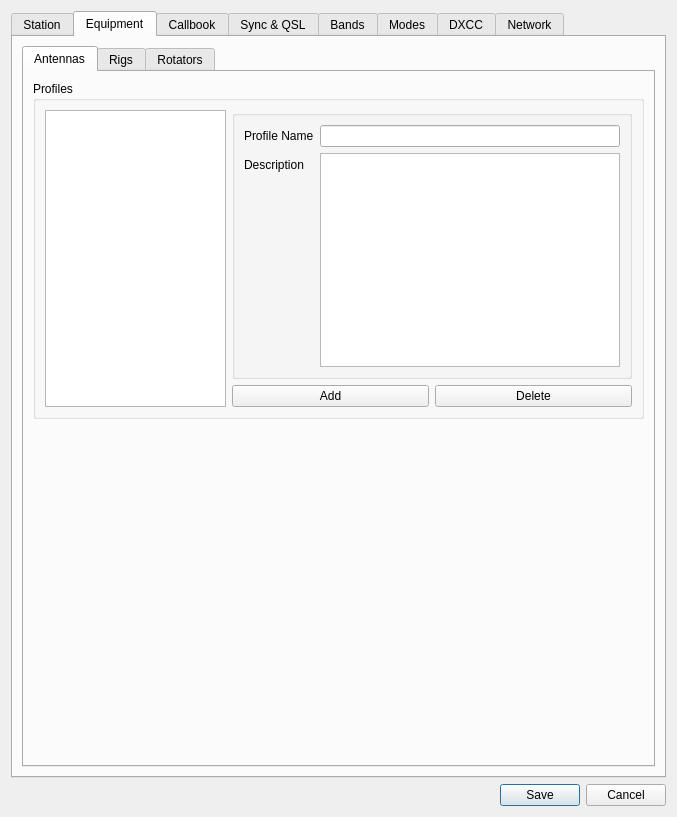
This is ui/SettingsDialog.ui in k5mcd/QLog as Qt 5 draws it before an edit. The edited form follows.
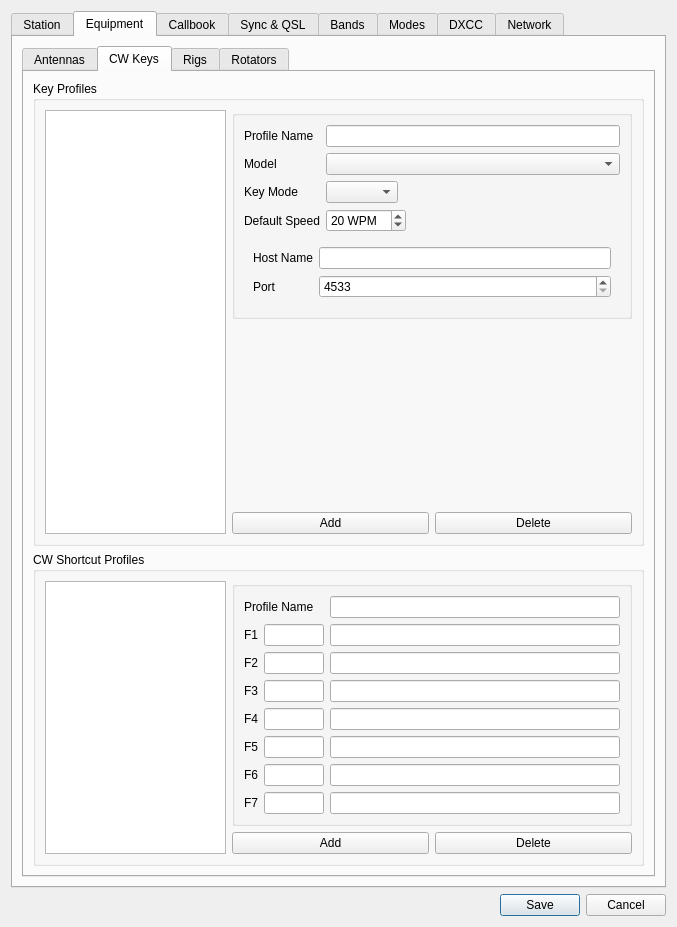
This is the edited form. The open tabs and pages were chosen to show the change. Icons and pictures are not drawn.

Patch:
```diff
--- a/ui/SettingsDialog.ui
+++ b/ui/SettingsDialog.ui
@@ -7,7 +7,7 @@
     <x>0</x>
     <y>0</y>
     <width>677</width>
-    <height>817</height>
+    <height>927</height>
    </rect>
   </property>
   <property name="windowTitle">
@@ -268,7 +268,7 @@
        <item>
         <widget class="QTabWidget" name="equipmentTabWidget">
          <property name="currentIndex">
-          <number>0</number>
+          <number>1</number>
          </property>
          <widget class="QWidget" name="antennasTab">
           <attribute name="title">
@@ -372,6 +372,754 @@
            </item>
           </layout>
          </widget>
+         <widget class="QWidget" name="cwTab">
+          <attribute name="title">
+           <string>CW Keys</string>
+          </attribute>
+          <layout class="QVBoxLayout" name="verticalLayout_8">
+           <item>
+            <widget class="QGroupBox" name="cwProfileGroup">
+             <property name="title">
+              <string>Key Profiles</string>
+             </property>
+             <layout class="QGridLayout" name="gridLayout_8">
+              <item row="0" column="0" rowspan="3">
+               <widget class="QListView" name="cwProfilesListView">
+                <property name="focusPolicy">
+                 <enum>Qt::NoFocus</enum>
+                </property>
+                <property name="contextMenuPolicy">
+                 <enum>Qt::NoContextMenu</enum>
+                </property>
+                <property name="toolTip">
+                 <string>List of all available CW Keys</string>
+                </property>
+                <property name="editTriggers">
+                 <set>QAbstractItemView::NoEditTriggers</set>
+                </property>
+               </widget>
+              </item>
+              <item row="2" column="1">
+               <widget class="QPushButton" name="cwAddProfileButton">
+                <property name="text">
+                 <string>Add</string>
+                </property>
+               </widget>
+              </item>
+              <item row="2" column="2">
+               <widget class="QPushButton" name="cwDelProfileButton">
+                <property name="text">
+                 <string>Delete</string>
+                </property>
+               </widget>
+              </item>
+              <item row="0" column="1" colspan="2">
+               <widget class="QGroupBox" name="cwProfileGroup_2">
+                <property name="minimumSize">
+                 <size>
+                  <width>400</width>
+                  <height>0</height>
+                 </size>
+                </property>
+                <property name="title">
+                 <string/>
+                </property>
+                <property name="flat">
+                 <bool>false</bool>
+                </property>
+                <layout class="QFormLayout" name="formLayout_21">
+                 <item row="0" column="0">
+                  <widget class="QLabel" name="cwProfileNameLabel">
+                   <property name="text">
+                    <string>Profile Name</string>
+                   </property>
+                  </widget>
+                 </item>
+                 <item row="0" column="1">
+                  <widget class="QLineEdit" name="cwProfileNameEdit">
+                   <property name="toolTip">
+                    <string/>
+                   </property>
+                   <property name="maxLength">
+                    <number>25</number>
+                   </property>
+                  </widget>
+                 </item>
+                 <item row="1" column="0">
+                  <widget class="QLabel" name="cwModelLabel">
+                   <property name="text">
+                    <string>Model</string>
+                   </property>
+                  </widget>
+                 </item>
+                 <item row="1" column="1">
+                  <widget class="QComboBox" name="cwModelSelect"/>
+                 </item>
+                 <item row="2" column="0">
+                  <widget class="QLabel" name="label_3">
+                   <property name="text">
+                    <string>Key Mode</string>
+                   </property>
+                  </widget>
+                 </item>
+                 <item row="2" column="1">
+                  <widget class="QComboBox" name="cwKeyModeSelect">
+                   <property name="sizePolicy">
+                    <sizepolicy hsizetype="Maximum" vsizetype="Fixed">
+                     <horstretch>0</horstretch>
+                     <verstretch>0</verstretch>
+                    </sizepolicy>
+                   </property>
+                  </widget>
+                 </item>
+                 <item row="3" column="0">
+                  <widget class="QLabel" name="label_4">
+                   <property name="text">
+                    <string>Default Speed</string>
+                   </property>
+                  </widget>
+                 </item>
+                 <item row="3" column="1">
+                  <widget class="QSpinBox" name="cwDefaulSpeed">
+                   <property name="sizePolicy">
+                    <sizepolicy hsizetype="Maximum" vsizetype="Fixed">
+                     <horstretch>0</horstretch>
+                     <verstretch>0</verstretch>
+                    </sizepolicy>
+                   </property>
+                   <property name="suffix">
+                    <string> WPM</string>
+                   </property>
+                   <property name="minimum">
+                    <number>1</number>
+                   </property>
+                   <property name="maximum">
+                    <number>999</number>
+                   </property>
+                   <property name="value">
+                    <number>20</number>
+                   </property>
+                  </widget>
+                 </item>
+                 <item row="5" column="0" colspan="2">
+                  <widget class="QStackedWidget" name="cwStackedWidget">
+                   <property name="sizePolicy">
+                    <sizepolicy hsizetype="Expanding" vsizetype="Expanding">
+                     <horstretch>0</horstretch>
+                     <verstretch>0</verstretch>
+                    </sizepolicy>
+                   </property>
+                   <property name="frameShape">
+                    <enum>QFrame::NoFrame</enum>
+                   </property>
+                   <property name="currentIndex">
+                    <number>0</number>
+                   </property>
+                   <widget class="QWidget" name="cwSerialPage">
+                    <layout class="QFormLayout" name="formLayout_22">
+                     <item row="0" column="0">
+                      <widget class="QLabel" name="cwPortLabel">
+                       <property name="text">
+                        <string>Port</string>
+                       </property>
+                      </widget>
+                     </item>
+                     <item row="0" column="1">
+                      <widget class="QLineEdit" name="cwPortEdit"/>
+                     </item>
+                     <item row="1" column="0">
+                      <widget class="QLabel" name="cwBaudLabel">
+                       <property name="text">
+                        <string>Baudrate</string>
+                       </property>
+                      </widget>
+                     </item>
+                     <item row="1" column="1">
+                      <widget class="QComboBox" name="cwBaudSelect">
+                       <item>
+                        <property name="text">
+                         <string>115200</string>
+                        </property>
+                       </item>
+                       <item>
+                        <property name="text">
+                         <string>57600</string>
+                        </property>
+                       </item>
+                       <item>
+                        <property name="text">
+                         <string>38400</string>
+                        </property>
+                       </item>
+                       <item>
+                        <property name="text">
+                         <string>19200</string>
+                        </property>
+                       </item>
+                       <item>
+                        <property name="text">
+                         <string>9600</string>
+                        </property>
+                       </item>
+                       <item>
+                        <property name="text">
+                         <string>4800</string>
+                        </property>
+                       </item>
+                       <item>
+                        <property name="text">
+                         <string>2400</string>
+                        </property>
+                       </item>
+                       <item>
+                        <property name="text">
+                         <string>1200</string>
+                        </property>
+                       </item>
+                      </widget>
+                     </item>
+                    </layout>
+                   </widget>
+                   <widget class="QWidget" name="cwNetworkPage">
+                    <layout class="QFormLayout" name="formLayout_23">
+                     <item row="0" column="0">
+                      <widget class="QLabel" name="cwHostNameLabel">
+                       <property name="text">
+                        <string>Host Name</string>
+                       </property>
+                      </widget>
+                     </item>
+                     <item row="0" column="1">
+                      <widget class="QLineEdit" name="cwHostNameEdit"/>
+                     </item>
+                     <item row="1" column="0">
+                      <widget class="QLabel" name="cwNetPortLabel">
+                       <property name="text">
+                        <string>Port</string>
+                       </property>
+                      </widget>
+                     </item>
+                     <item row="1" column="1">
+                      <widget class="QSpinBox" name="cwNetPortSpin">
+                       <property name="toolTip">
+                        <string>HamLib does not support to change a destination port.</string>
+                       </property>
+                       <property name="minimum">
+                        <number>4533</number>
+                       </property>
+                       <property name="maximum">
+                        <number>65535</number>
+                       </property>
+                       <property name="value">
+                        <number>4533</number>
+                       </property>
+                      </widget>
+                     </item>
+                    </layout>
+                   </widget>
+                  </widget>
+                 </item>
+                </layout>
+               </widget>
+              </item>
+              <item row="1" column="1">
+               <spacer name="verticalSpacer_9">
+                <property name="orientation">
+                 <enum>Qt::Vertical</enum>
+                </property>
+                <property name="sizeHint" stdset="0">
+                 <size>
+                  <width>20</width>
+                  <height>40</height>
+                 </size>
+                </property>
+               </spacer>
+              </item>
+             </layout>
+            </widget>
+           </item>
+           <item>
+            <widget class="QGroupBox" name="cwShortcutProfileGroup">
+             <property name="title">
+              <string>CW Shortcut Profiles</string>
+             </property>
+             <layout class="QGridLayout" name="gridLayout_9" rowstretch="0,0" columnstretch="0,0,0,0,0,0">
+              <item row="1" column="4">
+               <widget class="QPushButton" name="cwShortcutAddProfileButton">
+                <property name="text">
+                 <string>Add</string>
+                </property>
+               </widget>
+              </item>
+              <item row="1" column="5">
+               <widget class="QPushButton" name="cwShortcutDelProfileButton">
+                <property name="text">
+                 <string>Delete</string>
+                </property>
+               </widget>
+              </item>
+              <item row="0" column="0" rowspan="2" colspan="4">
+               <widget class="QListView" name="cwShortcutListView">
+                <property name="focusPolicy">
+                 <enum>Qt::NoFocus</enum>
+                </property>
+                <property name="contextMenuPolicy">
+                 <enum>Qt::NoContextMenu</enum>
+                </property>
+                <property name="toolTip">
+                 <string>List of all available CW Key Macros</string>
+                </property>
+                <property name="editTriggers">
+                 <set>QAbstractItemView::NoEditTriggers</set>
+                </property>
+               </widget>
+              </item>
+              <item row="0" column="4" colspan="2">
+               <widget class="QGroupBox" name="cwShortcutGroup">
+                <property name="minimumSize">
+                 <size>
+                  <width>400</width>
+                  <height>0</height>
+                 </size>
+                </property>
+                <property name="title">
+                 <string/>
+                </property>
+                <layout class="QFormLayout" name="formLayout_24">
+                 <item row="0" column="0">
+                  <widget class="QLabel" name="cwShortcutProfileNameLabel">
+                   <property name="text">
+                    <string>Profile Name</string>
+                   </property>
+                  </widget>
+                 </item>
+                 <item row="0" column="1">
+                  <widget class="QLineEdit" name="cwShortcutProfileNameEdit">
+                   <property name="maxLength">
+                    <number>25</number>
+                   </property>
+                  </widget>
+                 </item>
+                 <item row="1" column="0">
+                  <layout class="QHBoxLayout" name="horizontalLayout_13">
+                   <property name="rightMargin">
+                    <number>0</number>
+                   </property>
+                   <property name="bottomMargin">
+                    <number>0</number>
+                   </property>
+                   <item>
+                    <widget class="QLabel" name="cwShortcutF1Label">
+                     <property name="text">
+                      <string>F1</string>
+                     </property>
+                    </widget>
+                   </item>
+                   <item>
+                    <widget class="QLineEdit" name="cwShortcutF1ShortEdit">
+                     <property name="sizePolicy">
+                      <sizepolicy hsizetype="Maximum" vsizetype="Fixed">
+                       <horstretch>0</horstretch>
+                       <verstretch>0</verstretch>
+                      </sizepolicy>
+                     </property>
+                     <property name="minimumSize">
+                      <size>
+                       <width>0</width>
+                       <height>0</height>
+                      </size>
+                     </property>
+                     <property name="maximumSize">
+                      <size>
+                       <width>60</width>
+                       <height>16777215</height>
+                      </size>
+                     </property>
+                     <property name="toolTip">
+                      <string>Short Desciption of the Button (up to 7 chars)</string>
+                     </property>
+                     <property name="text">
+                      <string/>
+                     </property>
+                     <property name="maxLength">
+                      <number>7</number>
+                     </property>
+                     <property name="frame">
+                      <bool>true</bool>
+                     </property>
+                    </widget>
+                   </item>
+                  </layout>
+                 </item>
+                 <item row="1" column="1">
+                  <widget class="QLineEdit" name="cwShortcutF1MacroEdit">
+                   <property name="toolTip">
+                    <string>&lt;DXCALL&gt; = DX Callsign 
+&lt;NAME&gt; = DX Operator Name 
+&lt;RST&gt; = Report 599 
+&lt;RSTN&gt; = Report 5NN 
+&lt;GREETING&gt; = Greenting GM/GA/GE 
+&lt;MYCALL&gt; = My Callsign 
+&lt;MYNAME&gt; = My Name 
+&lt;MYQTH&gt; = My QTH 
+&lt;MYLOCATOR&gt; = My Locator 
+&lt;MYSIG&gt; = My SIG 
+&lt;MYSIGINFO&gt; = My SIG Information 
+&lt;MYIOTA&gt; = My IOTA 
+&lt;MYSOTA&gt; = MY SOTA 
+&lt;MYWWFT&gt; = My WWFT 
+&lt;MYVUCC&gt; = MY VUCC 
+&lt;MYPWR&gt; = My Power in W</string>
+                   </property>
+                   <property name="inputMask">
+                    <string/>
+                   </property>
+                  </widget>
+                 </item>
+                 <item row="2" column="0">
+                  <layout class="QHBoxLayout" name="horizontalLayout_9">
+                   <property name="rightMargin">
+                    <number>0</number>
+                   </property>
+                   <property name="bottomMargin">
+                    <number>0</number>
+                   </property>
+                   <item>
+                    <widget class="QLabel" name="cwShortcutF2Label">
+                     <property name="text">
+                      <string>F2</string>
+                     </property>
+                    </widget>
+                   </item>
+                   <item>
+                    <widget class="QLineEdit" name="cwShortcutF2ShortEdit">
+                     <property name="sizePolicy">
+                      <sizepolicy hsizetype="Maximum" vsizetype="Fixed">
+                       <horstretch>0</horstretch>
+                       <verstretch>0</verstretch>
+                      </sizepolicy>
+                     </property>
+                     <property name="maximumSize">
+                      <size>
+                       <width>60</width>
+                       <height>16777215</height>
+                      </size>
+                     </property>
+                     <property name="toolTip">
+                      <string>Short Desciption of the Button (up to 7 chars)</string>
+                     </property>
+                     <property name="maxLength">
+                      <number>5</number>
+                     </property>
+                    </widget>
+                   </item>
+                  </layout>
+                 </item>
+                 <item row="2" column="1">
+                  <widget class="QLineEdit" name="cwShortcutF2MacroEdit">
+                   <property name="toolTip">
+                    <string>&lt;DXCALL&gt; = DX Callsign 
+&lt;NAME&gt; = DX Operator Name 
+&lt;RST&gt; = Report 599 
+&lt;RSTN&gt; = Report 5NN 
+&lt;GREETING&gt; = Greenting GM/GA/GE 
+&lt;MYCALL&gt; = My Callsign 
+&lt;MYNAME&gt; = My Name 
+&lt;MYQTH&gt; = My QTH 
+&lt;MYLOCATOR&gt; = My Locator 
+&lt;MYSIG&gt; = My SIG 
+&lt;MYSIGINFO&gt; = My SIG Information 
+&lt;MYIOTA&gt; = My IOTA 
+&lt;MYSOTA&gt; = MY SOTA 
+&lt;MYWWFT&gt; = My WWFT 
+&lt;MYVUCC&gt; = MY VUCC 
+&lt;MYPWR&gt; = My Power in W</string>
+                   </property>
+                  </widget>
+                 </item>
+                 <item row="3" column="1">
+                  <widget class="QLineEdit" name="cwShortcutF3MacroEdit">
+                   <property name="toolTip">
+                    <string>&lt;DXCALL&gt; = DX Callsign 
+&lt;NAME&gt; = DX Operator Name 
+&lt;RST&gt; = Report 599 
+&lt;RSTN&gt; = Report 5NN 
+&lt;GREETING&gt; = Greenting GM/GA/GE 
+&lt;MYCALL&gt; = My Callsign 
+&lt;MYNAME&gt; = My Name 
+&lt;MYQTH&gt; = My QTH 
+&lt;MYLOCATOR&gt; = My Locator 
+&lt;MYSIG&gt; = My SIG 
+&lt;MYSIGINFO&gt; = My SIG Information 
+&lt;MYIOTA&gt; = My IOTA 
+&lt;MYSOTA&gt; = MY SOTA 
+&lt;MYWWFT&gt; = My WWFT 
+&lt;MYVUCC&gt; = MY VUCC 
+&lt;MYPWR&gt; = My Power in W</string>
+                   </property>
+                  </widget>
+                 </item>
+                 <item row="4" column="1">
+                  <widget class="QLineEdit" name="cwShortcutF4MacroEdit">
+                   <property name="toolTip">
+                    <string>&lt;DXCALL&gt; = DX Callsign 
+&lt;NAME&gt; = DX Operator Name 
+&lt;RST&gt; = Report 599 
+&lt;RSTN&gt; = Report 5NN 
+&lt;GREETING&gt; = Greenting GM/GA/GE 
+&lt;MYCALL&gt; = My Callsign 
+&lt;MYNAME&gt; = My Name 
+&lt;MYQTH&gt; = My QTH 
+&lt;MYLOCATOR&gt; = My Locator 
+&lt;MYSIG&gt; = My SIG 
+&lt;MYSIGINFO&gt; = My SIG Information 
+&lt;MYIOTA&gt; = My IOTA 
+&lt;MYSOTA&gt; = MY SOTA 
+&lt;MYWWFT&gt; = My WWFT 
+&lt;MYVUCC&gt; = MY VUCC 
+&lt;MYPWR&gt; = My Power in W</string>
+                   </property>
+                  </widget>
+                 </item>
+                 <item row="5" column="1">
+                  <widget class="QLineEdit" name="cwShortcutF5MacroEdit">
+                   <property name="toolTip">
+                    <string>&lt;DXCALL&gt; = DX Callsign 
+&lt;NAME&gt; = DX Operator Name 
+&lt;RST&gt; = Report 599 
+&lt;RSTN&gt; = Report 5NN 
+&lt;GREETING&gt; = Greenting GM/GA/GE 
+&lt;MYCALL&gt; = My Callsign 
+&lt;MYNAME&gt; = My Name 
+&lt;MYQTH&gt; = My QTH 
+&lt;MYLOCATOR&gt; = My Locator 
+&lt;MYSIG&gt; = My SIG 
+&lt;MYSIGINFO&gt; = My SIG Information 
+&lt;MYIOTA&gt; = My IOTA 
+&lt;MYSOTA&gt; = MY SOTA 
+&lt;MYWWFT&gt; = My WWFT 
+&lt;MYVUCC&gt; = MY VUCC 
+&lt;MYPWR&gt; = My Power in W</string>
+                   </property>
+                  </widget>
+                 </item>
+                 <item row="6" column="1">
+                  <widget class="QLineEdit" name="cwShortcutF6MacroEdit">
+                   <property name="toolTip">
+                    <string>&lt;DXCALL&gt; = DX Callsign 
+&lt;NAME&gt; = DX Operator Name 
+&lt;RST&gt; = Report 599 
+&lt;RSTN&gt; = Report 5NN 
+&lt;GREETING&gt; = Greenting GM/GA/GE 
+&lt;MYCALL&gt; = My Callsign 
+&lt;MYNAME&gt; = My Name 
+&lt;MYQTH&gt; = My QTH 
+&lt;MYLOCATOR&gt; = My Locator 
+&lt;MYSIG&gt; = My SIG 
+&lt;MYSIGINFO&gt; = My SIG Information 
+&lt;MYIOTA&gt; = My IOTA 
+&lt;MYSOTA&gt; = MY SOTA 
+&lt;MYWWFT&gt; = My WWFT 
+&lt;MYVUCC&gt; = MY VUCC 
+&lt;MYPWR&gt; = My Power in W</string>
+                   </property>
+                  </widget>
+                 </item>
+                 <item row="7" column="1">
+                  <widget class="QLineEdit" name="cwShortcutF7MacroEdit">
+                   <property name="toolTip">
+                    <string>&lt;DXCALL&gt; = DX Callsign 
+&lt;NAME&gt; = DX Operator Name 
+&lt;RST&gt; = Report 599 
+&lt;RSTN&gt; = Report 5NN 
+&lt;GREETING&gt; = Greenting GM/GA/GE 
+&lt;MYCALL&gt; = My Callsign 
+&lt;MYNAME&gt; = My Name 
+&lt;MYQTH&gt; = My QTH 
+&lt;MYLOCATOR&gt; = My Locator 
+&lt;MYSIG&gt; = My SIG 
+&lt;MYSIGINFO&gt; = My SIG Information 
+&lt;MYIOTA&gt; = My IOTA 
+&lt;MYSOTA&gt; = MY SOTA 
+&lt;MYWWFT&gt; = My WWFT 
+&lt;MYVUCC&gt; = MY VUCC 
+&lt;MYPWR&gt; = My Power in W</string>
+                   </property>
+                  </widget>
+                 </item>
+                 <item row="3" column="0">
+                  <layout class="QHBoxLayout" name="horizontalLayout_19">
+                   <property name="rightMargin">
+                    <number>0</number>
+                   </property>
+                   <property name="bottomMargin">
+                    <number>0</number>
+                   </property>
+                   <item>
+                    <widget class="QLabel" name="cwShortcutF3Label">
+                     <property name="text">
+                      <string>F3</string>
+                     </property>
+                    </widget>
+                   </item>
+                   <item>
+                    <widget class="QLineEdit" name="cwShortcutF3ShortEdit">
+                     <property name="maximumSize">
+                      <size>
+                       <width>60</width>
+                       <height>16777215</height>
+                      </size>
+                     </property>
+                     <property name="toolTip">
+                      <string>Short Desciption of the Button (up to 7 chars)</string>
+                     </property>
+                     <property name="maxLength">
+                      <number>5</number>
+                     </property>
+                    </widget>
+                   </item>
+                  </layout>
+                 </item>
+                 <item row="4" column="0">
+                  <layout class="QHBoxLayout" name="horizontalLayout_20">
+                   <property name="rightMargin">
+                    <number>0</number>
+                   </property>
+                   <property name="bottomMargin">
+                    <number>0</number>
+                   </property>
+                   <item>
+                    <widget class="QLabel" name="cwShortcutF4Label">
+                     <property name="text">
+                      <string>F4</string>
+                     </property>
+                    </widget>
+                   </item>
+                   <item>
+                    <widget class="QLineEdit" name="cwShortcutF4ShortEdit">
+                     <property name="maximumSize">
+                      <size>
+                       <width>60</width>
+                       <height>16777215</height>
+                      </size>
+                     </property>
+                     <property name="toolTip">
+                      <string>Short Desciption of the Button (up to 7 chars)</string>
+                     </property>
+                     <property name="maxLength">
+                      <number>5</number>
+                     </property>
+                    </widget>
+                   </item>
+                  </layout>
+                 </item>
+                 <item row="5" column="0">
+                  <layout class="QHBoxLayout" name="horizontalLayout_21">
+                   <property name="rightMargin">
+                    <number>0</number>
+                   </property>
+                   <property name="bottomMargin">
+                    <number>0</number>
+                   </property>
+                   <item>
+                    <widget class="QLabel" name="cwShortcutF5Label">
+                     <property name="text">
+                      <string>F5</string>
+                     </property>
+                    </widget>
+                   </item>
+                   <item>
+                    <widget class="QLineEdit" name="cwShortcutF5ShortEdit">
+                     <property name="maximumSize">
+                      <size>
+                       <width>60</width>
+                       <height>16777215</height>
+                      </size>
+                     </property>
+                     <property name="toolTip">
+                      <string>Short Desciption of the Button (up to 7 chars)</string>
+                     </property>
+                     <property name="maxLength">
+                      <number>5</number>
+                     </property>
+                    </widget>
+                   </item>
+                  </layout>
+                 </item>
+                 <item row="6" column="0">
+                  <layout class="QHBoxLayout" name="horizontalLayout_22">
+                   <property name="rightMargin">
+                    <number>0</number>
+                   </property>
+                   <property name="bottomMargin">
+                    <number>0</number>
+                   </property>
+                   <item>
+                    <widget class="QLabel" name="cwShortcutF6Label">
+                     <property name="text">
+                      <string>F6</string>
+                     </property>
+                    </widget>
+                   </item>
+                   <item>
+                    <widget class="QLineEdit" name="cwShortcutF6ShortEdit">
+                     <property name="maximumSize">
+                      <size>
+                       <width>60</width>
+                       <height>16777215</height>
+                      </size>
+                     </property>
+                     <property name="toolTip">
+                      <string>Short Desciption of the Button (up to 7 chars)</string>
+                     </property>
+                     <property name="maxLength">
+                      <number>5</number>
+                     </property>
+                    </widget>
+                   </item>
+                  </layout>
+                 </item>
+                 <item row="7" column="0">
+                  <layout class="QHBoxLayout" name="horizontalLayout_23">
+                   <property name="rightMargin">
+                    <number>0</number>
+                   </property>
+                   <property name="bottomMargin">
+                    <number>0</number>
+                   </property>
+                   <item>
+                    <widget class="QLabel" name="cwShortcutF7Label">
+                     <property name="text">
+                      <string>F7</string>
+                     </property>
+                    </widget>
+                   </item>
+                   <item>
+                    <widget class="QLineEdit" name="cwShortcutF7ShortEdit">
+                     <property name="maximumSize">
+                      <size>
+                       <width>60</width>
+                       <height>16777215</height>
+                      </size>
+                     </property>
+                     <property name="toolTip">
+                      <string>Short Desciption of the Button (up to 7 chars)</string>
+                     </property>
+                     <property name="maxLength">
+                      <number>5</number>
+                     </property>
+                    </widget>
+                   </item>
+                  </layout>
+                 </item>
+                </layout>
+               </widget>
+              </item>
+             </layout>
+            </widget>
+           </item>
+          </layout>
+         </widget>
          <widget class="QWidget" name="rigsTab">
           <attribute name="title">
            <string>Rigs</string>
```
Left out of the diff: 121 changed lines with no effect on the pictures.
